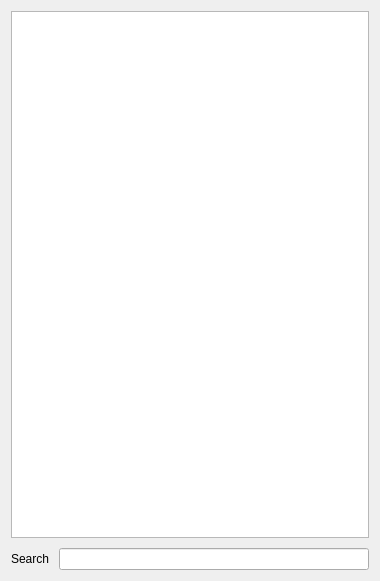
Qt form src/Editor/EditorResourceWidget.ui (RemotelyChaotic/JOIPEngine) before a commit.
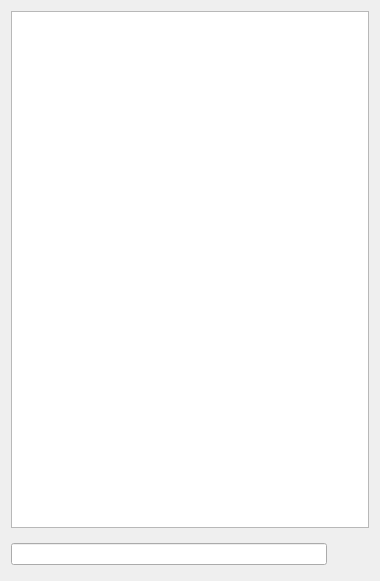
The same form after that commit. Icons and pictures are not drawn.

The edit to the form file:
```diff
--- a/src/Editor/EditorResourceWidget.ui
+++ b/src/Editor/EditorResourceWidget.ui
@@ -50,6 +50,9 @@
            <verstretch>0</verstretch>
           </sizepolicy>
          </property>
+         <property name="alternatingRowColors">
+          <bool>true</bool>
+         </property>
          <property name="sortingEnabled">
           <bool>true</bool>
          </property>
@@ -76,16 +79,40 @@
           <property name="bottomMargin">
            <number>0</number>
           </property>
+          <item>
+           <widget class="QLineEdit" name="pFilterLineEdit"/>
+          </item>
           <item>
            <widget class="QLabel" name="label">
+            <property name="sizePolicy">
+             <sizepolicy hsizetype="Fixed" vsizetype="Fixed">
+              <horstretch>0</horstretch>
+              <verstretch>0</verstretch>
+             </sizepolicy>
+            </property>
+            <property name="minimumSize">
+             <size>
+              <width>32</width>
+              <height>32</height>
+             </size>
+            </property>
+            <property name="maximumSize">
+             <size>
+              <width>32</width>
+              <height>32</height>
+             </size>
+            </property>
             <property name="text">
-             <string>Search</string>
+             <string/>
+            </property>
+            <property name="pixmap">
+             <pixmap resource="../../resources.qrc">:/resources/img/ButtonSearch.png</pixmap>
+            </property>
+            <property name="scaledContents">
+             <bool>true</bool>
             </property>
            </widget>
           </item>
-          <item>
-           <widget class="QLineEdit" name="pFilterLineEdit"/>
-          </item>
          </layout>
         </widget>
        </item>
```
Left out of the diff: 4 changed lines with no effect on the pictures.
